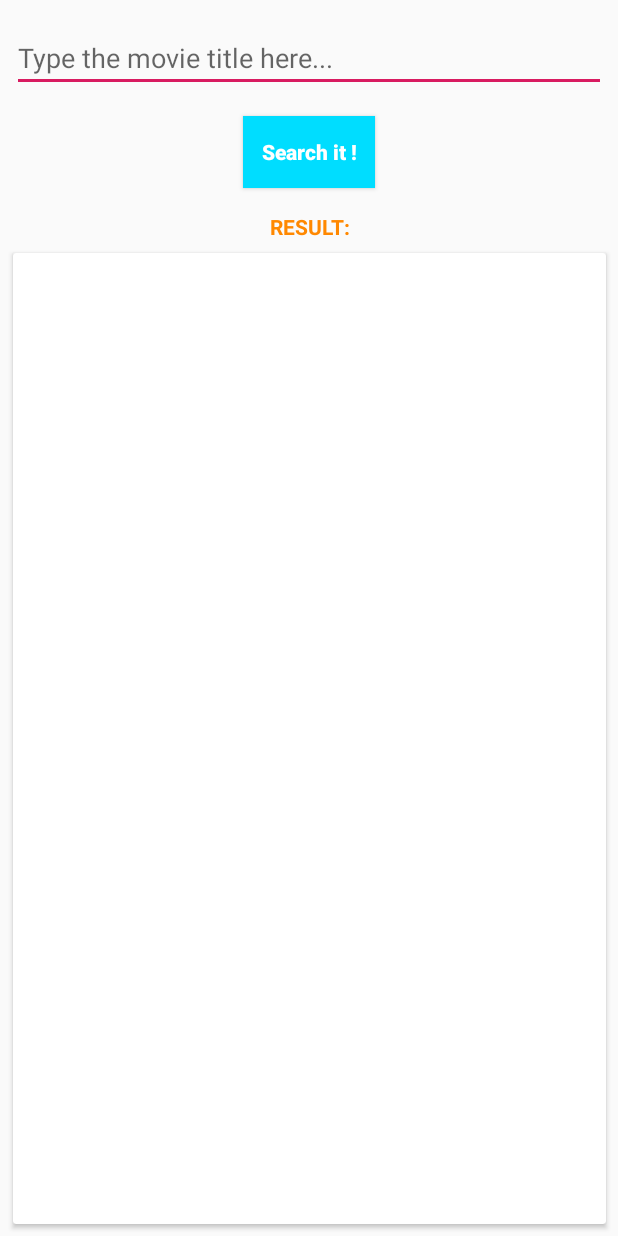
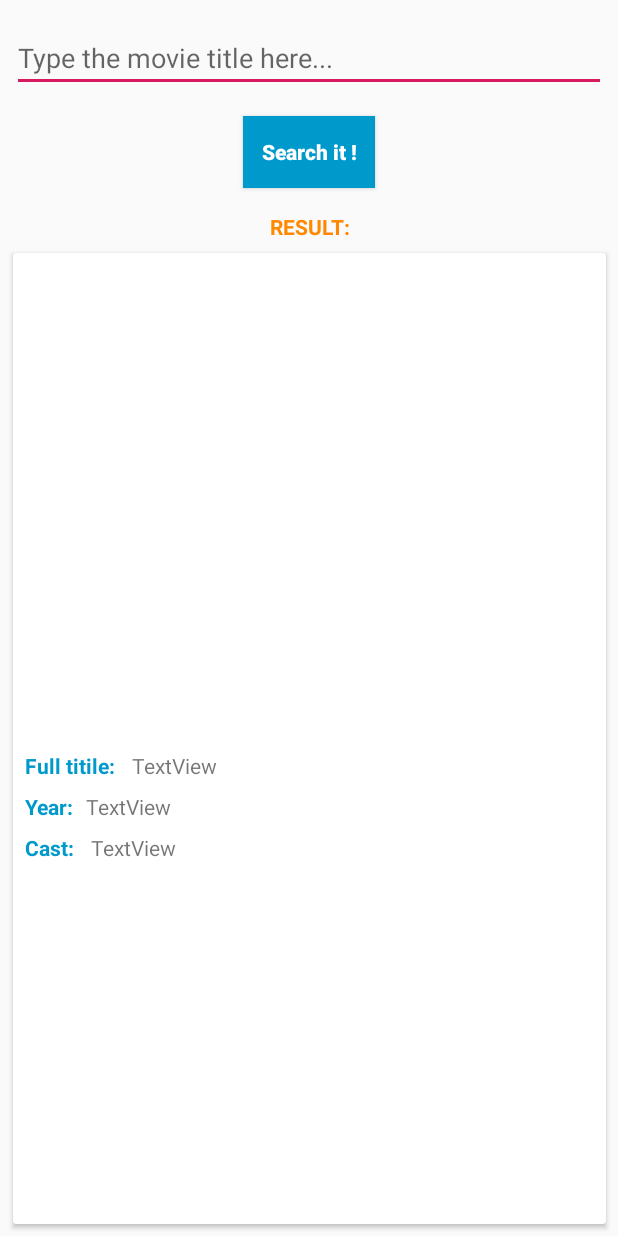
Before and after one commit to MatheusMinguiniPostGraduation/TrabalhoFinalAndroid2, an Android app: the screen it shows after launch (MainActivity), on a phone screen of 412 x 824 dp. Run offline under Robolectric (Android 15) with nearby library versions, the phone set to English and light mode, and no system bars; our stand-ins replace Picasso; libraries missing offline, so code that uses them is left out: org.jetbrains.anko; pictures from the network do not load.

Commit message:
Ajustes no layout e bindings na tela

```diff
--- a/app/src/main/java/ifsp/edu/br/minguini/matheus/trabalhoFinal2/fragment/MainFragment.kt
+++ b/app/src/main/java/ifsp/edu/br/minguini/matheus/trabalhoFinal2/fragment/MainFragment.kt
@@ -33,6 +33,11 @@ class MainFragment : Fragment() {
                 if (url != null) {
                     layoutView.movieImageView.loadImageIntoView(url)
                 }
+
+                layoutView.fullTitleTextView.text = obj.title;
+                layoutView.yearTextView.text = obj.year;
+                layoutView.castTextView.text = obj.actors?.replace(",", "\n")
+
             }
         }
         return layoutView
--- a/app/src/main/res/layout/main_fragment.xml
+++ b/app/src/main/res/layout/main_fragment.xml
@@ -24,7 +24,8 @@
             app:layout_constraintEnd_toEndOf="parent"
             android:hint="Type the movie title here..."
             app:layout_constraintHorizontal_bias="1.0" android:layout_marginTop="16dp"
-            app:layout_constraintTop_toTopOf="parent" android:textColorLink="@android:color/holo_blue_bright"/>
+            app:layout_constraintTop_toTopOf="parent" android:textColorLink="@android:color/holo_blue_dark"
+            tools:textColorLink="@android:color/holo_blue_dark"/>
     <Button
             android:text="Search it !"
             android:layout_width="wrap_content"
@@ -32,7 +33,7 @@
             android:id="@+id/searchMovieButton"
             app:layout_constraintStart_toStartOf="parent" android:layout_marginStart="8dp"
             app:layout_constraintEnd_toEndOf="parent" android:layout_marginEnd="8dp"
-            android:background="@android:color/holo_blue_bright"
+            android:background="@android:color/holo_blue_dark"
             style="@style/Widget.AppCompat.Button"
             android:textAppearance="@style/TextAppearance.AppCompat.Body2" android:textStyle="bold"
             android:textColor="@android:color/background_light"
@@ -49,6 +50,14 @@
                 android:layout_width="match_parent"
                 android:layout_height="match_parent">
 
+            <TextView
+                    android:text="Cast: "
+                    android:layout_width="wrap_content"
+                    android:layout_height="wrap_content"
+                    android:id="@+id/textView6" app:layout_constraintStart_toStartOf="parent"
+                    android:layout_marginStart="8dp" android:textStyle="bold"
+                    android:textColor="@android:color/holo_blue_dark" android:layout_marginTop="8dp"
+                    app:layout_constraintTop_toBottomOf="@+id/textView3"/>
             <ImageView
                     android:id="@+id/movieImageView"
                     android:layout_width="0dp"
@@ -57,6 +66,43 @@
                     app:layout_constraintTop_toTopOf="parent" app:layout_constraintStart_toStartOf="parent"
                     app:layout_constraintEnd_toEndOf="parent"
                     android:layout_marginStart="16dp" android:layout_marginEnd="16dp" android:layout_marginTop="8dp"/>
+            <TextView
+                    android:text="Full titile: "
+                    android:layout_width="wrap_content"
+                    android:layout_height="wrap_content"
+                    android:id="@+id/textView" app:layout_constraintStart_toStartOf="parent"
+                    android:layout_marginStart="8dp" android:textStyle="bold"
+                    android:textColor="@android:color/holo_blue_dark" android:layout_marginTop="24dp"
+                    app:layout_constraintTop_toBottomOf="@+id/movieImageView"/>
+            <TextView
+                    android:text="Year:"
+                    android:layout_width="wrap_content"
+                    android:layout_height="wrap_content"
+                    android:id="@+id/textView3" app:layout_constraintStart_toStartOf="parent"
+                    android:layout_marginStart="8dp" android:layout_marginTop="8dp"
+                    app:layout_constraintTop_toBottomOf="@+id/textView" android:textStyle="bold"
+                    android:textColor="@android:color/holo_blue_dark"/>
+            <TextView
+                    android:text="TextView"
+                    android:layout_width="wrap_content"
+                    android:layout_height="wrap_content"
+                    android:id="@+id/fullTitleTextView" app:layout_constraintStart_toEndOf="@+id/textView"
+                    android:layout_marginStart="8dp"
+                    app:layout_constraintTop_toTopOf="@+id/textView"/>
+            <TextView
+                    android:text="TextView"
+                    android:layout_width="wrap_content"
+                    android:layout_height="wrap_content"
+                    android:id="@+id/yearTextView" app:layout_constraintStart_toEndOf="@+id/textView3"
+                    android:layout_marginStart="8dp"
+                    app:layout_constraintTop_toTopOf="@+id/textView3"/>
+            <TextView
+                    android:text="TextView"
+                    android:layout_width="wrap_content"
+                    android:layout_height="wrap_content"
+                    android:id="@+id/castTextView"
+                    app:layout_constraintTop_toTopOf="@+id/textView6"
+                    app:layout_constraintStart_toEndOf="@+id/textView6" android:layout_marginStart="8dp"/>
 
         </android.support.constraint.ConstraintLayout>
 
```
